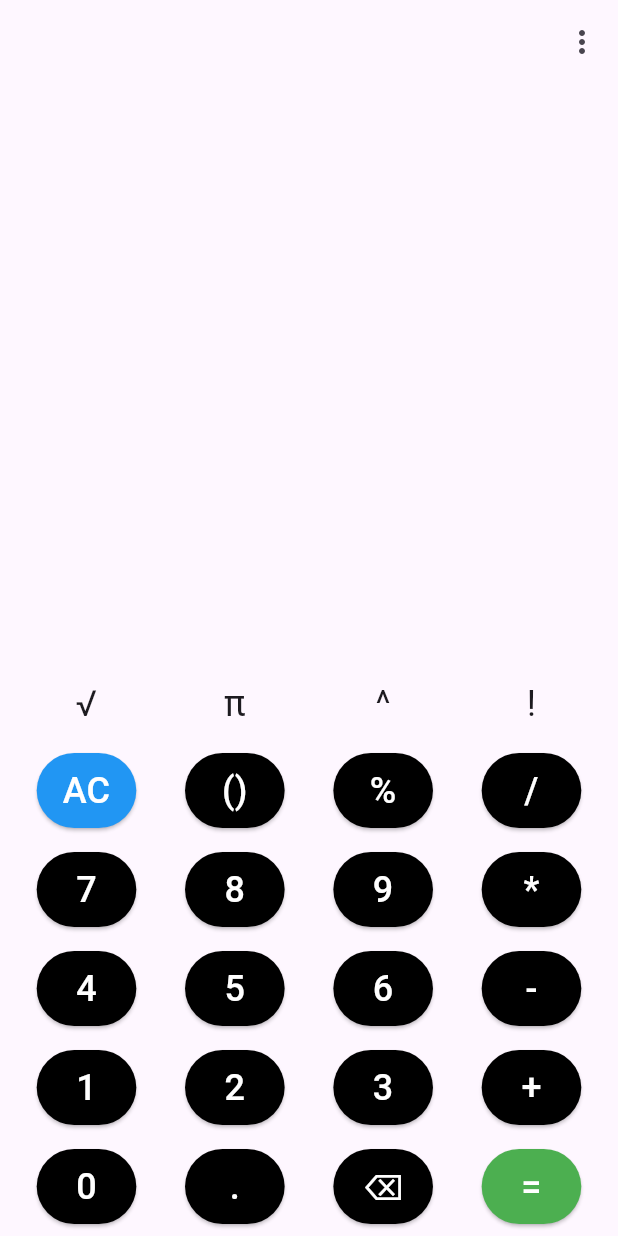
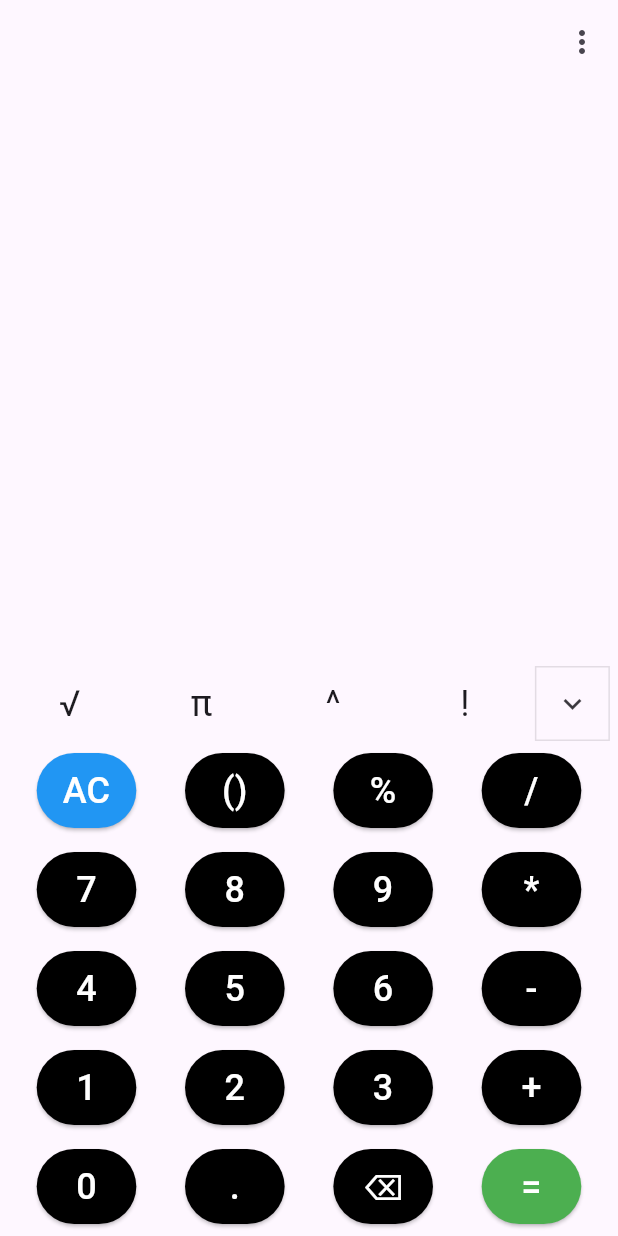
Before and after one commit to Heet-Sheth/calculator, a Flutter app: the screen it shows after launch, on a phone screen of 412 x 824 dp. Run offline on Flutter 3.47's test engine with Material 3 defaults, Android fonts, the phone set to English and light mode, and no system bars; our stand-ins replace math_expressions.

Commit message:
Added support for inverse button and hide/show button

```diff
--- a/lib/main.dart
+++ b/lib/main.dart
@@ -6,7 +6,7 @@ import 'theme_notifier.dart';
 void main() {
   runApp(
     ChangeNotifierProvider<ThemeNotifier>(
-      create: (_) => ThemeNotifier(ThemeData.light(),ThemeMode.system),
+      create: (_) => ThemeNotifier(ThemeData.light(), ThemeMode.system),
       child: const CalculatorApp(),
     ),
   );
@@ -45,7 +45,7 @@ class CalculatorHomePage extends StatefulWidget {
 
 class CalculatorHomePageState extends State<CalculatorHomePage> {
   String _output = '', _answer = '';
-  bool _flag = false;
+  bool _flag = false, _inverse = false, _areRowsVisible = false;
 
   void _onPressed(String buttonText) {
     setState(() {
@@ -54,26 +54,58 @@ class CalculatorHomePageState extends State<CalculatorHomePage> {
         _answer = '';
         _flag = false;
       } else if (buttonText == '⌫') {
-        _output = _output.isNotEmpty ? _output.substring(0, _output.length - 1) : '';
+        _output =
+            _output.isNotEmpty ? _output.substring(0, _output.length - 1) : '';
         if (_output.isEmpty) {
           _answer = '';
           _flag = false;
         } else if (_flag) {
           String lastC = _output[_output.length - 1];
-          if (lastC == '+' || lastC == '-' || lastC == '*' || lastC == '/' || lastC == '%' || lastC == '^' || lastC == '!') return;
+          if (lastC == '+' ||
+              lastC == '-' ||
+              lastC == '*' ||
+              lastC == '/' ||
+              lastC == '%' ||
+              lastC == '^' ||
+              lastC == '!') return;
           _answer = _calculateOutput(_output);
         }
+      } else if (buttonText == 'x²') {
+        _output += '^2';
+        _flag = true;
+        _answer = _calculateOutput(_output);
+      } else if (buttonText == 'e') {
+        _output += 'e';
+        _flag = true;
+        _answer = _calculateOutput(_output);
+      } else if (buttonText == 'ln') {
+        _output += 'ln';
+        _flag = true;
+        _answer = _calculateOutput(_output);
+      } else if (buttonText == '10ˣ') {
+        _output += '10^';
+        _flag = true;
+        _answer = _calculateOutput(_output);
+      } else if (buttonText == 'log') {
+        _output += 'log';
+        _flag = true;
+        _answer = _calculateOutput(_output);
+      } else if (buttonText == "INV") {
+        _inverse = !_inverse;
       } else if (buttonText == '=') {
         _output = _calculateOutput(_output);
         _answer = '';
-      } else if (buttonText == '+' || buttonText == '-' || buttonText == '*' || buttonText == '/' || buttonText == '/') {
+      } else if (buttonText == '+' ||
+          buttonText == '-' ||
+          buttonText == '*' ||
+          buttonText == '/' ||
+          buttonText == '/') {
         _output += buttonText;
         _flag = true;
-      } else if(buttonText=='%'){
-        _answer=_calculateOutput("$_output/100");
-        _output+='%';
-      }
-      else if (buttonText == '√') {
+      } else if (buttonText == '%') {
+        _answer = _calculateOutput("$_output/100");
+        _output += '%';
+      } else if (buttonText == '√') {
         _output += 'sqrt';
         _flag = true;
       } else if (buttonText == 'π') {
@@ -88,21 +120,34 @@ class CalculatorHomePageState extends State<CalculatorHomePage> {
         _answer = _calculateOutput(_output);
       } else if (buttonText == "()") {
         // Add an opening parenthesis only if the last character is an operator or an open parenthesis
-        if (_output.isEmpty || _output.endsWith('+') || _output.endsWith('-') || _output.endsWith('*') || _output.endsWith('/') || _output.endsWith('(')) {
+        if (_output.isEmpty ||
+            _output.endsWith('+') ||
+            _output.endsWith('-') ||
+            _output.endsWith('*') ||
+            _output.endsWith('/') ||
+            _output.endsWith('(')) {
           _output += '(';
-        }
-        else if (_output.isNotEmpty && _countOccurrences(_output, '(') > _countOccurrences(_output, ')')) {
+        } else if (_output.isNotEmpty &&
+            _countOccurrences(_output, '(') > _countOccurrences(_output, ')')) {
           // Add a closing parenthesis only if there are more open parentheses than closed ones
           _output += ')';
-          _answer=_calculateOutput(_output);
-        }
-        else {
+          _answer = _calculateOutput(_output);
+        } else {
           _output += '*(';
         }
         _flag = false;
       } else {
-        if(_output.isNotEmpty && _output.endsWith(')')){
-          if(buttonText=='0' ||buttonText=='1' ||buttonText=='2' ||buttonText=='3' ||buttonText=='4' ||buttonText=='5' ||buttonText=='6' ||buttonText=='7' ||buttonText=='8' ||buttonText=='9') _output+='*';
+        if (_output.isNotEmpty && _output.endsWith(')')) {
+          if (buttonText == '0' ||
+              buttonText == '1' ||
+              buttonText == '2' ||
+              buttonText == '3' ||
+              buttonText == '4' ||
+              buttonText == '5' ||
+              buttonText == '6' ||
+              buttonText == '7' ||
+              buttonText == '8' ||
+              buttonText == '9') _output += '*';
         }
         _output += buttonText;
         if (_flag) _answer = _calculateOutput(_output);
@@ -125,7 +170,7 @@ class CalculatorHomePageState extends State<CalculatorHomePage> {
       final ContextModel cm = ContextModel();
       final double eval = exp.evaluate(EvaluationType.REAL, cm);
       final num ans = num.parse(eval.toStringAsFixed(8));
-      String answer=ans.toString();
+      String answer = ans.toString();
       if (isInteger(eval)) answer = answer.substring(0, answer.length - 2);
       return answer;
     } catch (e) {
@@ -134,7 +179,8 @@ class CalculatorHomePageState extends State<CalculatorHomePage> {
   }
 
   Future<void> _showThemeSelectionDialog(BuildContext context) async {
-    ThemeMode? selectedThemeMode = Provider.of<ThemeNotifier>(context, listen: false).getThemeMode();
+    ThemeMode? selectedThemeMode =
+        Provider.of<ThemeNotifier>(context, listen: false).getThemeMode();
 
     showDialog<void>(
       context: context,
@@ -190,12 +236,11 @@ class CalculatorHomePageState extends State<CalculatorHomePage> {
                   onPressed: selectedThemeMode == null
                       ? null
                       : () {
-                    // Set the chosen theme mode
-                    Provider.of<ThemeNotifier>(context, listen: false)
-                        .setTheme(
-                        ThemeData.light(), selectedThemeMode!);
-                    Navigator.of(context).pop(); // Close the dialog
-                  },
+                          // Set the chosen theme mode
+                          Provider.of<ThemeNotifier>(context, listen: false)
+                              .setTheme(ThemeData.light(), selectedThemeMode!);
+                          Navigator.of(context).pop(); // Close the dialog
+                        },
                   child: const Text('Ok'),
                 ),
               ],
@@ -205,45 +250,6 @@ class CalculatorHomePageState extends State<CalculatorHomePage> {
       },
     );
   }
-
-  // Widget _buildThemeOption(BuildContext context, String themeName) {
-  //   return ListTile(
-  //     title: Text(themeName),
-  //     onTap: () {
-  //       Navigator.of(context).pop(); // Close the dialog
-  //       if (themeName == 'Light') {
-  //         // Set the theme to light
-  //         _setTheme(ThemeMode.light);
-  //       } else if (themeName == 'Dark') {
-  //         // Set the theme to dark
-  //         _setTheme(ThemeMode.dark);
-  //       } else if (themeName == 'System Theme') {
-  //         // Set the theme to system default
-  //         _setTheme(ThemeMode.system);
-  //       }
-  //     },
-  //   );
-  // }
-
-//   void _setTheme(ThemeMode themeMode) {
-//     setState(() {
-//       // Set the theme mode for the entire app
-//       WidgetsBinding.instance.addPostFrameCallback((_) {
-//         ThemeMode selectedThemeMode = ThemeMode.light; // Initialize with default value
-//
-// // Inside your dialog box or theme selection mechanism
-//         selectedThemeMode = ThemeMode.dark; // Update with the user's selection
-//
-// // Finally, when setting the theme in your _setTheme method
-//         Provider.of<ThemeNotifier>(context, listen: false).setTheme(
-//           ThemeData.light(), // Provide your desired ThemeData
-//           selectedThemeMode, // Provide the selected ThemeMode
-//         );
-//
-//
-//       });
-//     });
-//   }
 
   @override
   Widget build(BuildContext context) {
@@ -302,65 +308,48 @@ class CalculatorHomePageState extends State<CalculatorHomePage> {
           Row(
             mainAxisAlignment: MainAxisAlignment.spaceEvenly,
             children: <Widget>[
-              GestureDetector(
-                onTap: () => _onPressed('√'),
-                child: Container(
-                  width: MediaQuery.of(context).size.width * 0.2,
-                  padding: const EdgeInsets.all(8.0),
-                  child: const Text(
-                    '√',
-                    textAlign: TextAlign.center,
-                    style: TextStyle(
-                      fontSize: 24.0,
-                    ),
-                  ),
-                ),
-              ),
-              GestureDetector(
-                onTap: () => _onPressed('π'),
-                child: Container(
-                  width: MediaQuery.of(context).size.width * 0.2,
-                  padding: const EdgeInsets.all(8.0),
-                  child: const Text(
-                    'π',
-                    textAlign: TextAlign.center,
-                    style: TextStyle(
-                      fontSize: 24.0,
-                    ),
-                  ),
-                ),
-              ),
-              GestureDetector(
-                onTap: () => _onPressed('^'),
-                child: Container(
-                  width: MediaQuery.of(context).size.width * 0.2,
-                  padding: const EdgeInsets.all(8.0),
-                  child: const Text(
-                    '^',
-                    textAlign: TextAlign.center,
-                    style: TextStyle(
-                      fontSize: 24.0,
-                    ),
-                  ),
-                ),
-              ),
-              GestureDetector(
-                onTap: () => _onPressed('!'),
-                child: Container(
-                  width: MediaQuery.of(context).size.width * 0.2,
-                  padding: const EdgeInsets.all(8.0),
-                  child: const Text(
-                    '!',
-                    textAlign: TextAlign.center,
-                    style: TextStyle(
-                      fontSize: 24.0,
-                    ),
-                  ),
-                ),
+              _buildOperatorButton(_inverse ? 'x²' : '√'),
+              _buildOperatorButton('π'),
+              _buildOperatorButton('^'),
+              _buildOperatorButton('!'),
+              ToggleButtons(
+                onPressed: (int index) {
+                  setState(() {
+                    _areRowsVisible = !_areRowsVisible;
+                  });
+                },
+                isSelected: [_areRowsVisible],
+                children: <Widget>[
+                  Icon(_areRowsVisible
+                      ? Icons.keyboard_arrow_up
+                      : Icons.keyboard_arrow_down),
+                ],
               ),
             ],
           ),
-
+          if (_areRowsVisible)
+            Column(
+              children: [
+                Row(
+                  mainAxisAlignment: MainAxisAlignment.spaceEvenly,
+                  children: <Widget>[
+                    _buildOperatorButton('DEG'),
+                    _buildOperatorButton(_inverse ? 'cosec' : 'sin'),
+                    _buildOperatorButton(_inverse ? 'sec' : 'cos'),
+                    _buildOperatorButton(_inverse ? 'cot' : 'tan'),
+                  ],
+                ),
+                Row(
+                  mainAxisAlignment: MainAxisAlignment.spaceEvenly,
+                  children: <Widget>[
+                    _buildOperatorButton('INV'),
+                    _buildOperatorButton('e'),
+                    _buildOperatorButton(_inverse ? 'eˣ' : 'ln'),
+                    _buildOperatorButton(_inverse ? '10ˣ' : 'log'),
+                  ],
+                ),
+              ],
+            ),
           Row(
             mainAxisAlignment: MainAxisAlignment.spaceEvenly,
             children: <Widget>[
@@ -421,11 +410,13 @@ class CalculatorHomePageState extends State<CalculatorHomePage> {
           backgroundColor: MaterialStateProperty.all<Color>(color),
           shape: MaterialStateProperty.all<RoundedRectangleBorder>(
             RoundedRectangleBorder(
-              borderRadius: BorderRadius.circular(50.0), // Ensure the button is perfectly round
+              borderRadius: BorderRadius.circular(
+                  50.0), // Ensure the button is perfectly round
             ),
           ),
           padding: MaterialStateProperty.all<EdgeInsetsGeometry>(
-            const EdgeInsets.symmetric(vertical: 8.0), // Adjust vertical padding here
+            const EdgeInsets.symmetric(
+                vertical: 8.0), // Adjust vertical padding here
           ),
         ),
         child: Text(
@@ -439,4 +430,19 @@ class CalculatorHomePageState extends State<CalculatorHomePage> {
       ),
     );
   }
+
+  Widget _buildOperatorButton(String operator) {
+    return GestureDetector(
+      onTap: () => _onPressed(operator),
+      child: Container(
+        width: MediaQuery.of(context).size.width * 0.2,
+        padding: const EdgeInsets.all(8.0),
+        child: Text(
+          operator,
+          textAlign: TextAlign.center,
+          style: const TextStyle(fontSize: 24.0),
+        ),
+      ),
+    );
+  }
 }
```
